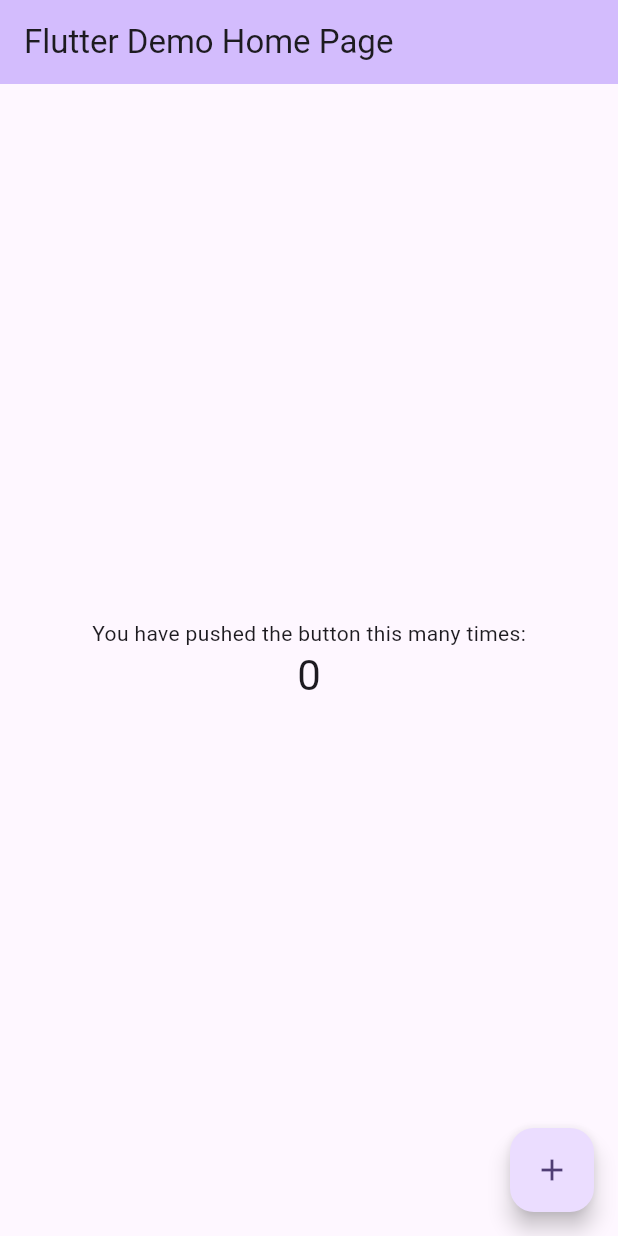
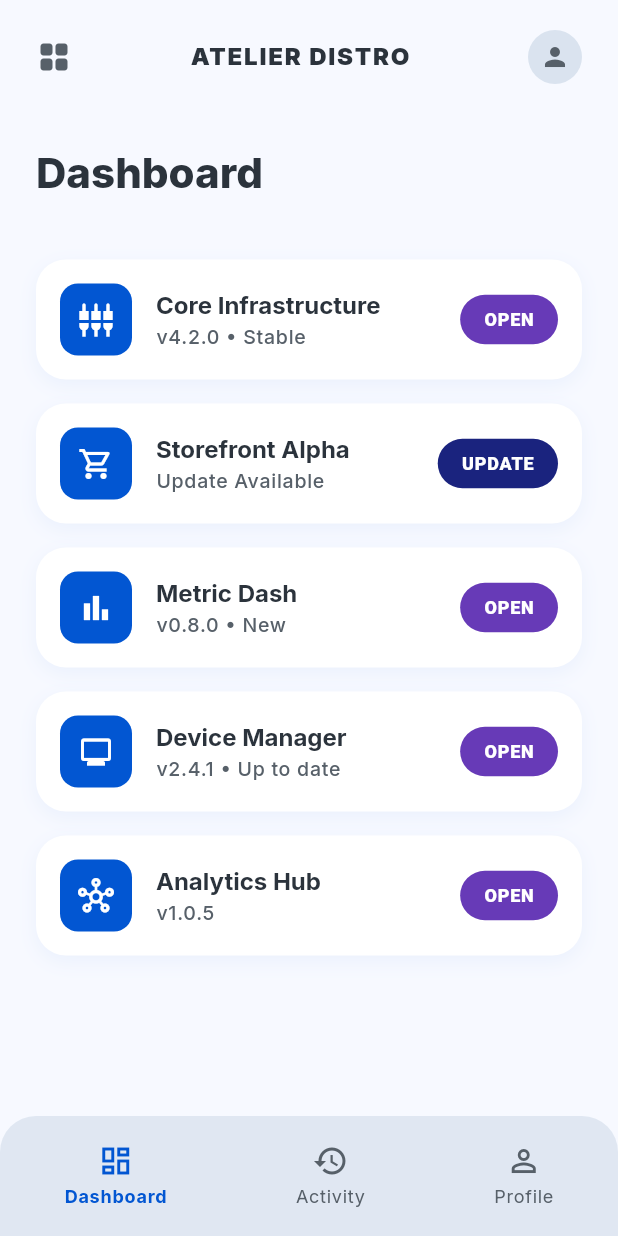
Before and after one commit to trieu-dev/testbus, a Flutter app: the screen it shows after launch, on a phone screen of 412 x 824 dp. Run offline on Flutter 3.47's test engine with Material 3 defaults, Android fonts, the phone set to English and light mode, and no system bars; our stand-ins replace google_fonts.

Commit message:
Implement Apex Cobalt Dashboard design and refine UI

```diff
--- a/lib/main.dart
+++ b/lib/main.dart
@@ -1,122 +1,313 @@
 import 'package:flutter/material.dart';
+import 'package:google_fonts/google_fonts.dart';
 
 void main() {
-  runApp(const MyApp());
+  runApp(const AtelierDistroApp());
 }
 
-class MyApp extends StatelessWidget {
-  const MyApp({super.key});
+class AtelierDistroApp extends StatelessWidget {
+  const AtelierDistroApp({super.key});
 
-  // This widget is the root of your application.
   @override
   Widget build(BuildContext context) {
     return MaterialApp(
-      title: 'Flutter Demo',
+      title: 'Atelier Distro',
+      debugShowCheckedModeBanner: false,
       theme: ThemeData(
-        // This is the theme of your application.
-        //
-        // TRY THIS: Try running your application with "flutter run". You'll see
-        // the application has a purple toolbar. Then, without quitting the app,
-        // try changing the seedColor in the colorScheme below to Colors.green
-        // and then invoke "hot reload" (save your changes or press the "hot
-        // reload" button in a Flutter-supported IDE, or press "r" if you used
-        // the command line to start the app).
-        //
-        // Notice that the counter didn't reset back to zero; the application
-        // state is not lost during the reload. To reset the state, use hot
-        // restart instead.
-        //
-        // This works for code too, not just values: Most code changes can be
-        // tested with just a hot reload.
-        colorScheme: .fromSeed(seedColor: Colors.deepPurple),
+        useMaterial3: true,
+        colorScheme: ColorScheme.fromSeed(
+          seedColor: const Color(0xFF0256D2),
+          primary: const Color(0xFF0256D2),
+          surface: const Color(0xFFF7F9FF),
+          onSurface: const Color(0xFF2B333C),
+          surfaceContainerHighest: const Color(0xFFE8EEF7),
+          outlineVariant: const Color(0xFFAAB3BD),
+        ),
+        textTheme: GoogleFonts.interTextTheme(
+          const TextTheme(
+            displayLarge: TextStyle(
+              fontSize: 56,
+              fontWeight: FontWeight.bold,
+              letterSpacing: -1.5,
+              color: Color(0xFF2B333C),
+            ),
+            headlineSmall: TextStyle(
+              fontSize: 24,
+              fontWeight: FontWeight.bold,
+              color: Color(0xFF2B333C),
+            ),
+            bodyLarge: TextStyle(
+              fontSize: 16,
+              color: Color(0xFF2B333C),
+            ),
+            labelMedium: TextStyle(
+              fontSize: 12,
+              fontWeight: FontWeight.w500,
+              color: Color(0xFF576069),
+            ),
+          ),
+        ),
       ),
-      home: const MyHomePage(title: 'Flutter Demo Home Page'),
+      home: const DashboardScreen(),
     );
   }
 }
 
-class MyHomePage extends StatefulWidget {
-  const MyHomePage({super.key, required this.title});
-
-  // This widget is the home page of your application. It is stateful, meaning
-  // that it has a State object (defined below) that contains fields that affect
-  // how it looks.
-
-  // This class is the configuration for the state. It holds the values (in this
-  // case the title) provided by the parent (in this case the App widget) and
-  // used by the build method of the State. Fields in a Widget subclass are
-  // always marked "final".
-
-  final String title;
+class DashboardScreen extends StatefulWidget {
+  const DashboardScreen({super.key});
 
   @override
-  State<MyHomePage> createState() => _MyHomePageState();
+  State<DashboardScreen> createState() => _DashboardScreenState();
 }
 
-class _MyHomePageState extends State<MyHomePage> {
-  int _counter = 0;
+class _DashboardScreenState extends State<DashboardScreen> {
+  int _selectedIndex = 0;
 
-  void _incrementCounter() {
-    setState(() {
-      // This call to setState tells the Flutter framework that something has
-      // changed in this State, which causes it to rerun the build method below
-      // so that the display can reflect the updated values. If we changed
-      // _counter without calling setState(), then the build method would not be
-      // called again, and so nothing would appear to happen.
-      _counter++;
-    });
-  }
+  final List<AppItemData> _apps = [
+    AppItemData(
+      title: 'Core Infrastructure',
+      subtitle: 'v4.2.0 • Stable',
+      icon: Icons.settings_input_component,
+      action: AppAction.open,
+    ),
+    AppItemData(
+      title: 'Storefront Alpha',
+      subtitle: 'Update Available',
+      icon: Icons.shopping_cart_outlined,
+      action: AppAction.update,
+    ),
+    AppItemData(
+      title: 'Metric Dash',
+      subtitle: 'v0.8.0 • New',
+      icon: Icons.bar_chart_outlined,
+      action: AppAction.open,
+    ),
+    AppItemData(
+      title: 'Device Manager',
+      subtitle: 'v2.4.1 • Up to date',
+      icon: Icons.monitor_outlined,
+      action: AppAction.open,
+    ),
+    AppItemData(
+      title: 'Analytics Hub',
+      subtitle: 'v1.0.5',
+      icon: Icons.hub_outlined,
+      action: AppAction.open,
+    ),
+  ];
 
   @override
   Widget build(BuildContext context) {
-    // This method is rerun every time setState is called, for instance as done
-    // by the _incrementCounter method above.
-    //
-    // The Flutter framework has been optimized to make rerunning build methods
-    // fast, so that you can just rebuild anything that needs updating rather
-    // than having to individually change instances of widgets.
     return Scaffold(
-      appBar: AppBar(
-        // TRY THIS: Try changing the color here to a specific color (to
-        // Colors.amber, perhaps?) and trigger a hot reload to see the AppBar
-        // change color while the other colors stay the same.
-        backgroundColor: Theme.of(context).colorScheme.inversePrimary,
-        // Here we take the value from the MyHomePage object that was created by
-        // the App.build method, and use it to set our appbar title.
-        title: Text(widget.title),
-      ),
-      body: Center(
-        // Center is a layout widget. It takes a single child and positions it
-        // in the middle of the parent.
-        child: Column(
-          // Column is also a layout widget. It takes a list of children and
-          // arranges them vertically. By default, it sizes itself to fit its
-          // children horizontally, and tries to be as tall as its parent.
-          //
-          // Column has various properties to control how it sizes itself and
-          // how it positions its children. Here we use mainAxisAlignment to
-          // center the children vertically; the main axis here is the vertical
-          // axis because Columns are vertical (the cross axis would be
-          // horizontal).
-          //
-          // TRY THIS: Invoke "debug painting" (choose the "Toggle Debug Paint"
-          // action in the IDE, or press "p" in the console), to see the
-          // wireframe for each widget.
-          mainAxisAlignment: .center,
-          children: [
-            const Text('You have pushed the button this many times:'),
-            Text(
-              '$_counter',
-              style: Theme.of(context).textTheme.headlineMedium,
+      backgroundColor: const Color(0xFFF7F9FF),
+      body: SafeArea(
+        child: CustomScrollView(
+          slivers: [
+            SliverPadding(
+              padding: const EdgeInsets.fromLTRB(24, 20, 24, 32),
+              sliver: SliverToBoxAdapter(
+                child: Column(
+                  children: [
+                    Row(
+                      mainAxisAlignment: MainAxisAlignment.spaceBetween,
+                      children: [
+                        const Icon(Icons.grid_view_rounded, color: Color(0xFF576069)),
+                        Text(
+                          'ATELIER DISTRO',
+                          style: GoogleFonts.inter(
+                            fontSize: 16,
+                            fontWeight: FontWeight.w900,
+                            letterSpacing: 1.2,
+                            color: const Color(0xFF2B333C),
+                          ),
+                        ),
+                        const CircleAvatar(
+                          radius: 18,
+                          backgroundColor: Color(0xFFDAE3EF),
+                          child: Icon(Icons.person, size: 20, color: Color(0xFF576069)),
+                        ),
+                      ],
+                    ),
+                    const SizedBox(height: 40),
+                    Align(
+                      alignment: Alignment.centerLeft,
+                      child: Text(
+                        'Dashboard',
+                        style: Theme.of(context).textTheme.headlineSmall?.copyWith(
+                              fontSize: 28,
+                              fontWeight: FontWeight.w800,
+                            ),
+                      ),
+                    ),
+                    const SizedBox(height: 8),
+                  ],
+                ),
+              ),
+            ),
+            SliverPadding(
+              padding: const EdgeInsets.symmetric(horizontal: 24),
+              sliver: SliverList(
+                delegate: SliverChildBuilderDelegate(
+                  (context, index) {
+                    return Padding(
+                      padding: const EdgeInsets.only(bottom: 16),
+                      child: AppCard(data: _apps[index]),
+                    );
+                  },
+                  childCount: _apps.length,
+                ),
+              ),
+            ),
+            const SliverToBoxAdapter(
+              child: SizedBox(height: 100), // Space for bottom nav
             ),
           ],
         ),
       ),
-      floatingActionButton: FloatingActionButton(
-        onPressed: _incrementCounter,
-        tooltip: 'Increment',
-        child: const Icon(Icons.add),
+      bottomNavigationBar: Container(
+        height: 80,
+        decoration: BoxDecoration(
+          color: const Color(0xFFDAE3EF).withValues(alpha: 0.8),
+          borderRadius: const BorderRadius.only(
+            topLeft: Radius.circular(24),
+            topRight: Radius.circular(24),
+          ),
+        ),
+        child: Row(
+          mainAxisAlignment: MainAxisAlignment.spaceAround,
+          children: [
+            _buildNavItem(0, Icons.dashboard_outlined, 'Dashboard'),
+            _buildNavItem(1, Icons.history, 'Activity'),
+            _buildNavItem(2, Icons.person_outline, 'Profile'),
+          ],
+        ),
+      ),
+    );
+  }
+
+  Widget _buildNavItem(int index, IconData icon, String label) {
+    final isSelected = _selectedIndex == index;
+    return GestureDetector(
+      onTap: () => setState(() => _selectedIndex = index),
+      child: Column(
+        mainAxisSize: MainAxisSize.min,
+        children: [
+          Icon(
+            icon,
+            color: isSelected ? const Color(0xFF0256D2) : const Color(0xFF576069),
+          ),
+          const SizedBox(height: 4),
+          Text(
+            label,
+            style: Theme.of(context).textTheme.labelMedium?.copyWith(
+                  color: isSelected ? const Color(0xFF0256D2) : const Color(0xFF576069),
+                  fontWeight: isSelected ? FontWeight.bold : FontWeight.normal,
+                ),
+          ),
+        ],
       ),
     );
   }
 }
+
+enum AppAction { update, open }
+
+class AppItemData {
+  final String title;
+  final String subtitle;
+  final IconData icon;
+  final AppAction action;
+
+  AppItemData({
+    required this.title,
+    required this.subtitle,
+    required this.icon,
+    required this.action,
+  });
+}
+
+class AppCard extends StatelessWidget {
+  final AppItemData data;
+
+  const AppCard({super.key, required this.data});
+
+  @override
+  Widget build(BuildContext context) {
+    return Container(
+      padding: const EdgeInsets.all(16),
+      decoration: BoxDecoration(
+        color: Colors.white,
+        borderRadius: BorderRadius.circular(20),
+        boxShadow: [
+          BoxShadow(
+            color: const Color(0xFF0256D2).withValues(alpha: 0.05),
+            blurRadius: 10,
+            offset: const Offset(0, 4),
+          ),
+        ],
+      ),
+      child: Row(
+        children: [
+          Container(
+            width: 48,
+            height: 48,
+            decoration: BoxDecoration(
+              color: const Color(0xFF0256D2),
+              borderRadius: BorderRadius.circular(12),
+            ),
+            child: Icon(
+              data.icon,
+              color: Colors.white,
+              size: 24,
+            ),
+          ),
+          const SizedBox(width: 16),
+          Expanded(
+            child: Column(
+              crossAxisAlignment: CrossAxisAlignment.start,
+              children: [
+                Text(
+                  data.title,
+                  style: Theme.of(context).textTheme.headlineSmall?.copyWith(
+                        fontSize: 16,
+                        fontWeight: FontWeight.w700,
+                      ),
+                ),
+                const SizedBox(height: 2),
+                Text(
+                  data.subtitle,
+                  style: Theme.of(context).textTheme.labelMedium?.copyWith(
+                        fontSize: 13,
+                        color: const Color(0xFF576069),
+                      ),
+                ),
+              ],
+            ),
+          ),
+          const SizedBox(width: 12),
+          _buildActionButton(data.action),
+        ],
+      ),
+    );
+  }
+
+  Widget _buildActionButton(AppAction action) {
+    final isUpdate = action == AppAction.update;
+    return Container(
+      padding: const EdgeInsets.symmetric(horizontal: 16, vertical: 8),
+      decoration: BoxDecoration(
+        color: isUpdate ? const Color(0xFF1A237E) : const Color(0xFF673AB7),
+        borderRadius: BorderRadius.circular(20),
+      ),
+      child: Text(
+        isUpdate ? 'UPDATE' : 'OPEN',
+        style: const TextStyle(
+          color: Colors.white,
+          fontSize: 12,
+          fontWeight: FontWeight.w800,
+          letterSpacing: 0.5,
+        ),
+      ),
+    );
+  }
+}
--- a/pubspec.yaml
+++ b/pubspec.yaml
@@ -34,6 +34,7 @@ dependencies:
   # The following adds the Cupertino Icons font to your application.
   # Use with the CupertinoIcons class for iOS style icons.
   cupertino_icons: ^1.0.8
+  google_fonts: ^8.0.2
 
 dev_dependencies:
   flutter_test:
```
Also changed, not shown: pubspec.lock, 4 other files.
